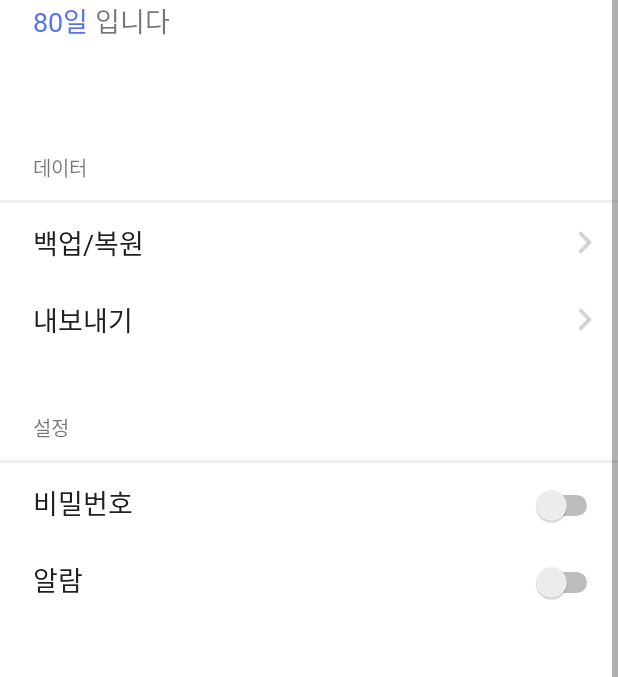
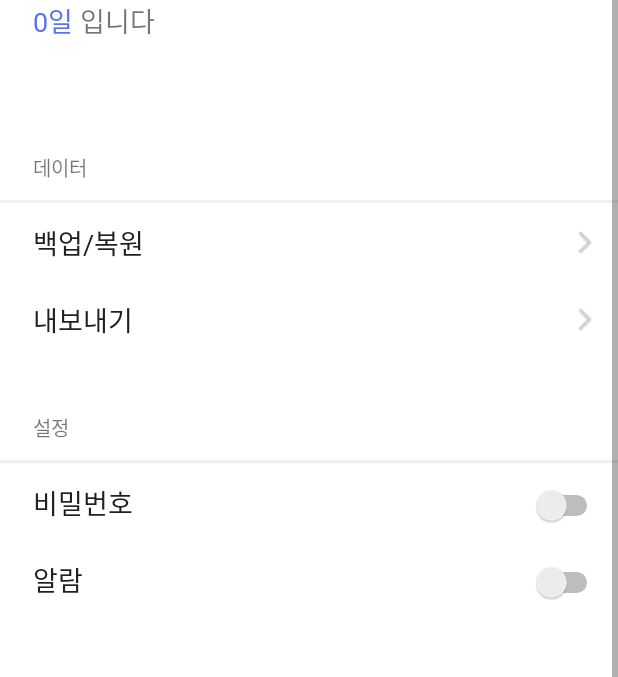
Before and after one commit to divdivcount/haru2, an Android app: the Setting screen opened directly, with no data from a screen before it, on a phone screen of 412 x 824 dp, the part 164-841 px from its top. Run offline under Robolectric (Android 15) with nearby library versions, the phone set to English and light mode, and no system bars; our stand-ins replace Room's generated code; Roboto replaces fonts that are not available here.

Commit message:
메인엑티비티, 셋팅, 투두dao 자바 작업

```diff
--- a/app/src/main/java/com/kykj/haru2/MainActivity.java
+++ b/app/src/main/java/com/kykj/haru2/MainActivity.java
@@ -105,8 +105,8 @@ public class MainActivity extends AppCompatActivity {
     @SuppressLint({"WrongConstant", "NewApi"})
     @RequiresApi(api = Build.VERSION_CODES.LOLLIPOP)
     private void fetch(){
+
         Uri uri1;
-
         List<Todo> list = (List<Todo>) db.todoDao().getAll();
 
         //전체를 감싸는 리스트뷰 혹은 그리드뷰로 혹은 스크롤뷰(리니어로 감싸서 하나로 넣기)
--- a/app/src/main/java/com/kykj/haru2/Setting.java
+++ b/app/src/main/java/com/kykj/haru2/Setting.java
@@ -1,7 +1,6 @@
 package com.kykj.haru2;
 
 import android.app.AlertDialog;
-import android.content.Context;
 import android.content.DialogInterface;
 import android.content.Intent;
 import android.os.Bundle;
@@ -16,6 +15,7 @@ import android.widget.Toast;
 import androidx.annotation.NonNull;
 import androidx.appcompat.app.AppCompatActivity;
 import androidx.room.Room;
+
 
 
 public class Setting extends AppCompatActivity {
@@ -34,7 +34,7 @@ public class Setting extends AppCompatActivity {
         // 툴바의 홈버튼의 이미지를 변경
         getSupportActionBar().setHomeAsUpIndicator(R.drawable.back_button);
         db = Room.databaseBuilder(getApplicationContext(),AppDatabase.class, "todo-db").allowMainThreadQueries().build();
-
+        Integer date;
         backup_restore = (LinearLayout)findViewById(R.id.backup_restore);
         export = (LinearLayout)findViewById(R.id.export);
         opinion = (LinearLayout)findViewById(R.id.opinion);
@@ -45,6 +45,13 @@ public class Setting extends AppCompatActivity {
         password = (Switch)findViewById(R.id.password);
         alram = (Switch)findViewById(R.id.alram);
         setting_day = (TextView)findViewById(R.id.setting_day);
+        try {
+             date = db.todoDao().Countselect();
+            setting_day.setText(date.toString());
+        }catch (Exception e){
+            System.out.println("실패");
+            System.out.println(e);
+        }
 
         backup_restore.setOnClickListener(new View.OnClickListener() {
             @Override
@@ -81,6 +88,7 @@ public class Setting extends AppCompatActivity {
             }
         });
 
+        final Integer finalDate = db.todoDao().Countselect();
         all_delete.setOnClickListener(new View.OnClickListener() {
 
             @Override
@@ -93,6 +101,10 @@ public class Setting extends AppCompatActivity {
                 dlg.setPositiveButton("확인",new DialogInterface.OnClickListener(){
                     public void onClick(DialogInterface dialog, int which) {
                         //토스트 메시지
+                        System.out.println(finalDate);
+                        if(finalDate <= 0){
+                            Toast.makeText(Setting.this,"작성된 노트가 아무것도 없어요 :)",Toast.LENGTH_SHORT).show();
+                        }else{
                             db.todoDao().all_delete();
                             Toast.makeText(Setting.this,"모든 노트를 삭제했어요! :(",Toast.LENGTH_SHORT).show();
                             //메인 엑티비티 리무브뷰 해야 합니다.
@@ -101,6 +113,8 @@ public class Setting extends AppCompatActivity {
                             Intent refresh = new Intent(getApplicationContext(), MainActivity.class);
                             startActivity(refresh);
                             Setting.this.finish();
+                        }
+
                     }
 
 
@@ -138,6 +152,7 @@ public class Setting extends AppCompatActivity {
                 }
             }
         });
+
     }
 
     @Override
--- a/app/src/main/java/com/kykj/haru2/TodoDao.java
+++ b/app/src/main/java/com/kykj/haru2/TodoDao.java
@@ -1,6 +1,9 @@
 package com.kykj.haru2;
 
 
+import android.database.Cursor;
+
+import androidx.lifecycle.LiveData;
 import androidx.room.Dao;
 import androidx.room.Insert;
 import androidx.room.Query;
@@ -18,6 +21,9 @@ public interface TodoDao {
     @Query("SELECT * FROM Todo WHERE id = :id")
     List<Todo> Selectid(int id);
 
+    @Query("SELECT * FROM Todo")
+    Cursor getSelectAll();
+
     @Query("DElETE FROM Todo WHERE id = :id")
     void Selectdelete(int id);
 
@@ -27,6 +33,11 @@ public interface TodoDao {
     @Query("UPDATE Todo SET imgname1 = :Imgname1, Imgname2 = :Imgname2, Imgname3 =:Imgname3 where id = :id ")
     void UpdateImg(int id, String Imgname1, String Imgname2, String Imgname3);
 
+
+    @Query("SELECT count(id) FROM Todo")
+    Integer Countselect();
+
+
     @Query("DELETE FROM Todo")
     void all_delete();
 
```
Lines whose indentation alone changed are shown as unchanged.
